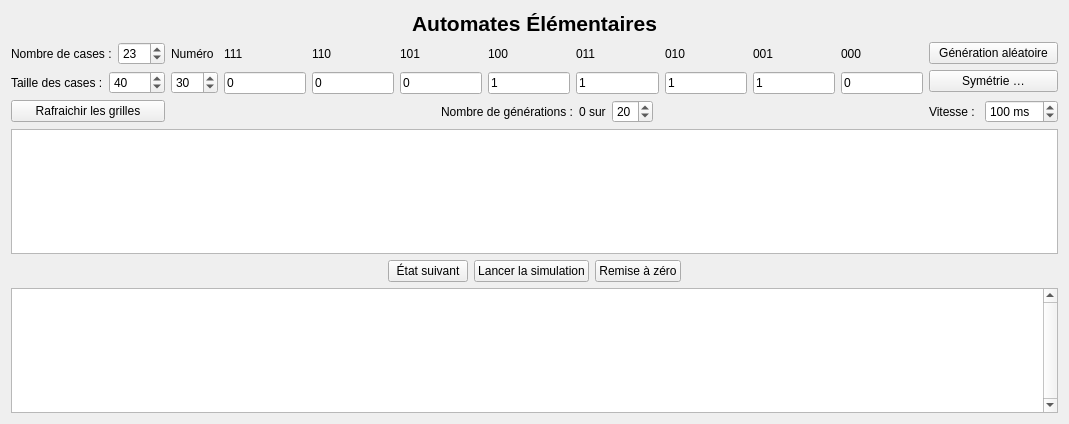
This is src/ui/elementaireview.ui in danousna/autocell as Qt 5 draws it before an edit. The edited form follows.
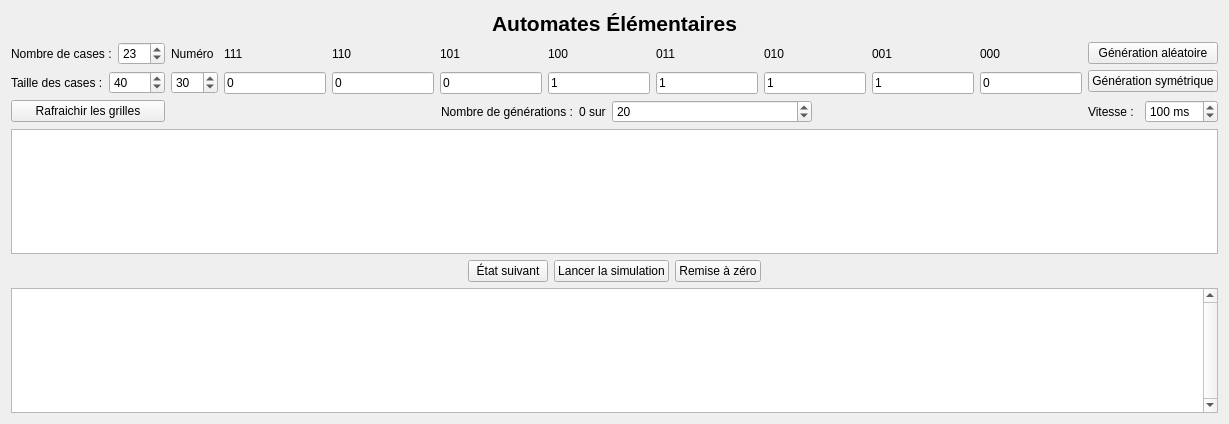
This is the edited form.

What changed in the file:
```diff
--- a/src/ui/elementaireview.ui
+++ b/src/ui/elementaireview.ui
@@ -6,7 +6,7 @@
    <rect>
     <x>0</x>
     <y>0</y>
-    <width>882</width>
+    <width>1229</width>
     <height>424</height>
    </rect>
   </property>
@@ -425,7 +425,7 @@
           <string>La partie supérieure gauche de la grille sera dupliquée sur le reste du tableau</string>
          </property>
          <property name="text">
-          <string>Symétrie …</string>
+          <string>Génération symétrique</string>
          </property>
         </widget>
        </item>
```
